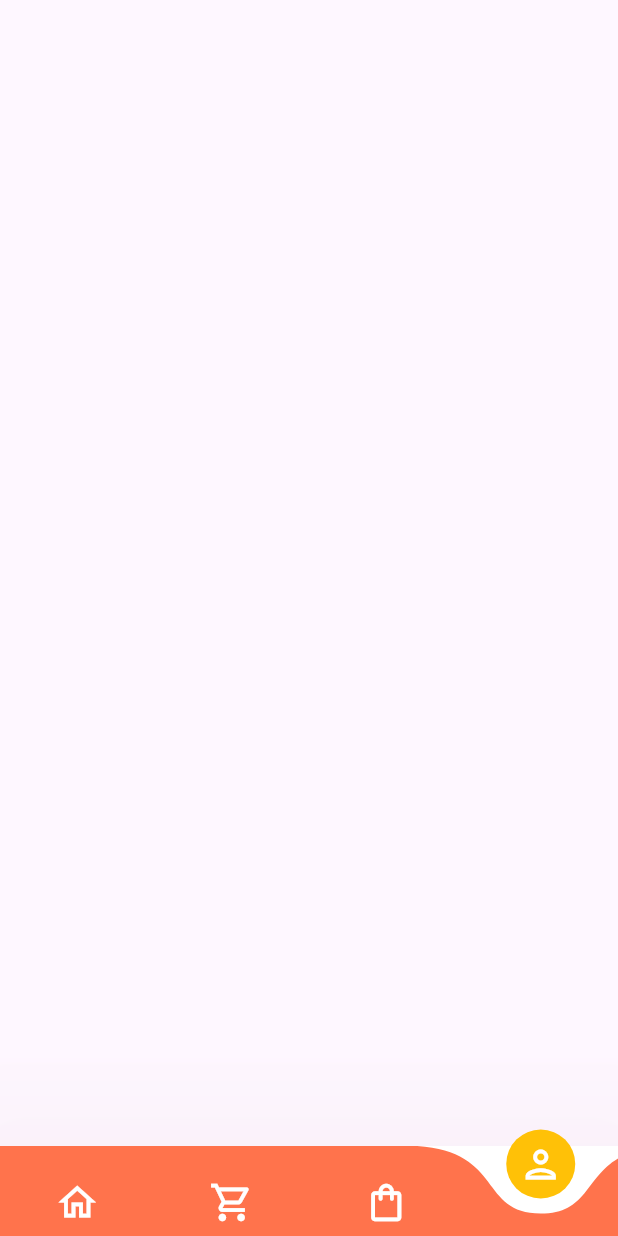
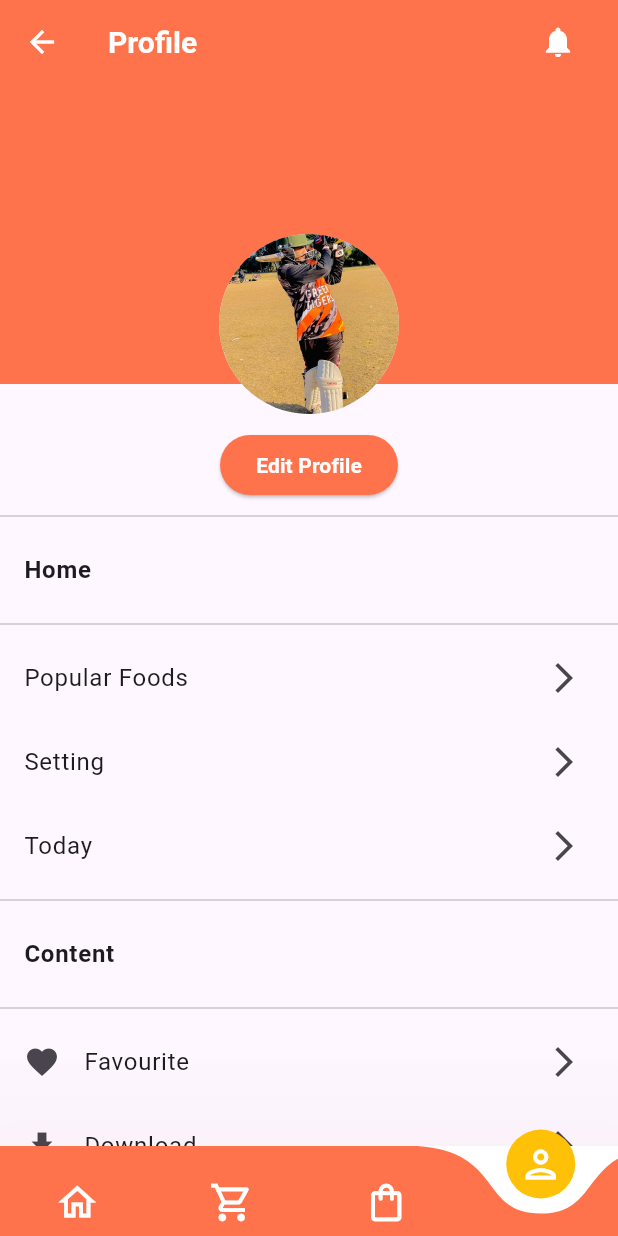
Before and after one commit to rashid111222/food_delivery, a Flutter app: the Bottomnav screen opened directly, item 4 of the bottom bar chosen, on a phone screen of 412 x 824 dp. Run offline on Flutter 3.47's test engine with Material 3 defaults, Android fonts, the phone set to English and light mode, and no system bars; drawn by our look-alikes of curved_navigation_bar.

Commit message:
work on profile screen

```diff
--- a/food_delivery_app/lib/Screens/bottomNav.dart
+++ b/food_delivery_app/lib/Screens/bottomNav.dart
@@ -25,7 +25,7 @@ class _BottomnavState extends State<Bottomnav> {
       const HomeScreen(),
       const cartScreen(),
       const bookingScreen(),
-      const ProfileScreen(),
+      ProfileScreen(),
     ];
     currentScreen = screens[0]; // Set the default screen
   }
--- a/food_delivery_app/lib/Screens/profile.dart
+++ b/food_delivery_app/lib/Screens/profile.dart
@@ -1,14 +1,187 @@
+// ignore_for_file: prefer_const_constructors, prefer_const_literals_to_create_immutables, sort_child_properties_last
+
 import 'package:flutter/material.dart';
-class ProfileScreen extends StatefulWidget {
-  const ProfileScreen({super.key});
 
-  @override
-  State<ProfileScreen> createState() => _ProfileScreenState();
-}
-
-class _ProfileScreenState extends State<ProfileScreen> {
+class ProfileScreen extends StatelessWidget {
   @override
   Widget build(BuildContext context) {
-    return Container();
+    return Scaffold(
+      appBar: AppBar(
+        backgroundColor:Color(0xffff734c),
+        elevation: 0,
+        leading:IconButton(onPressed: (){},
+            icon: Icon(Icons.arrow_back,color: Colors.white,),
+            ),
+
+        title: Text(
+          "Profile",
+          style: TextStyle(
+            color: Colors.white,
+            fontSize: 20,
+            fontWeight: FontWeight.bold,
+          ),
+        ),
+          actions: [
+            IconButton(
+              onPressed: (){},
+              icon: Container(
+                margin: EdgeInsets.only(right: 20),
+                child: Icon(
+                  Icons.notifications, color: Colors.white,
+                  ),
+              ),
+              ),
+          ],
+        ),
+
+        body: SingleChildScrollView(
+          child: Column(
+            children: [
+              Stack(
+                clipBehavior: Clip.none,
+                children: [
+                  Container(
+                    height: 200,
+                    color: Color(0xffff734c),
+                  ),
+                  Positioned(
+                    top: 100,
+                    right: 0,
+                    left: 0,
+
+                    child:Column(
+                      children: [
+                        CircleAvatar(
+                          radius: 60,
+                          backgroundImage: AssetImage("images/ras.jpeg"),
+                        ),
+                        SizedBox(height: 10,),
+
+                        ElevatedButton(
+                          onPressed: (){},
+                          child: Text("Edit Profile",
+                            style: TextStyle(
+                            color: Colors.white,
+                            fontWeight: FontWeight.bold
+                            ),
+                          ),
+                          style: ElevatedButton.styleFrom(
+                            backgroundColor: Color(0xffff734c),
+                            foregroundColor: Colors.white,
+                          )
+                        ),
+                      ],
+                    ) ,
+                  ),
+
+
+                ],
+              ),
+              SizedBox(height: 80,),
+              Divider(),
+              ListTile(
+
+              title: Text("Home", style: TextStyle(fontWeight: FontWeight.bold),),
+            ),
+            Divider(),
+            Column(
+              children: [
+                ListTile(
+                  splashColor: Colors.amber,
+                  hoverColor:Color(0xffff734c),
+                  title: Text("Popular Foods"),
+                  trailing: Icon(Icons.arrow_forward_ios),
+                  onTap: () {},
+                ),
+                ListTile(
+                  splashColor: Colors.amber,
+                  hoverColor:Color(0xffff734c),
+                  title: Text("Setting"),
+                  trailing: Icon(Icons.arrow_forward_ios),
+                  onTap: () {},
+                ),
+                ListTile(
+                  focusColor: Colors.amber,
+                  splashColor: Colors.amber,
+                  hoverColor:Color(0xffff734c),
+                  title: Text("Today"),
+                  trailing: Icon(Icons.arrow_forward_ios),
+                  onTap: () {},
+                ),
+              ],
+            ),
+
+            Divider(),
+            ListTile(
+              title: Text("Content",style: TextStyle(fontWeight: FontWeight.bold),),
+            ),
+            Divider(),
+            Column(
+              children: [
+                ListTile(
+                  splashColor: Colors.amber,
+                  hoverColor:Color(0xffff734c),
+                  leading: Icon(Icons.favorite),
+                  title: Text("Favourite"),
+                  trailing: Icon(Icons.arrow_forward_ios),
+                  onTap: () {},
+                ),
+                ListTile(
+                  splashColor: Colors.amber,
+                  hoverColor:Color(0xffff734c),
+                  leading: Icon(Icons.download),
+                  title: Text("Download"),
+                  trailing: Icon(Icons.arrow_forward_ios),
+                  onTap: () {},
+                ),
+              ],
+            ),
+
+            // Preferences Section
+            Divider(),
+            ListTile(
+              title: Text("Preferences", style:  TextStyle(fontWeight: FontWeight.bold),),
+            ),
+            Divider(),
+            Column(
+              children: [
+                ListTile(
+                  splashColor: Colors.amber,
+                  hoverColor:Color(0xffff734c),
+                  leading: Icon(Icons.language),
+                  title: Text("Language"),
+                  trailing: Icon(Icons.arrow_forward_ios),
+                  onTap: () {},
+                ),
+                SwitchListTile(
+                  inactiveThumbColor: Colors.pink,
+                  inactiveTrackColor: Colors.white,
+                  activeColor: Colors.amber,
+                  activeTrackColor: Colors.teal,
+                  // splashColor: Colors.amber,
+                  hoverColor:Color(0xffff734c),
+                  title: Text("Darkmode"),
+                  value: true,
+                  onChanged: (value) {},
+                ),
+                SwitchListTile(
+                  inactiveThumbColor: Colors.pink,
+                  inactiveTrackColor: Colors.white,
+                  activeColor: Colors.amber,
+                  activeTrackColor: Colors.teal,
+                  // splashColor: Colors.amber,
+                  hoverColor:Color(0xffff734c),
+                  title: Text("Only Download via Wifi"),
+                  value: false,
+                  onChanged: (value) {},
+                ),
+                Divider(),
+              ],
+            ),
+            ],
+          ),
+        ),
+
+    );
   }
 }
--- a/food_delivery_app/lib/main.dart
+++ b/food_delivery_app/lib/main.dart
@@ -1,8 +1,11 @@
+// ignore_for_file: unnecessary_const
+
 import 'package:flutter/material.dart';
 import 'package:food_delivery_app/Screens/bottomNav.dart';
 import 'package:food_delivery_app/Screens/food_detailed_screen.dart';
 import 'package:food_delivery_app/Screens/homescreen.dart';
 import 'package:food_delivery_app/Screens/onboardingscreen.dart';
+import 'package:food_delivery_app/Screens/profile.dart';
 // import 'package:food_delivery_app/Screens/signupscreen.dart';
 
 void main() {
@@ -14,11 +17,11 @@ class MyApp extends StatelessWidget {
 
   @override
   Widget build(BuildContext context) {
-    return const MaterialApp(
+    return MaterialApp(
       debugShowCheckedModeBanner: false,
-     home: const OnboardingScreen(),
-      // home:  HomeScreen(),
-    //  home: const Bottomnav(),
+    //  home: const OnboardingScreen(),
+      //  home:  HomeScreen(),
+     home:  ProfileScreen (),
     //  home: FoodDetailedScreen(),
     );
   }
--- a/food_delivery_app/pubspec.yaml
+++ b/food_delivery_app/pubspec.yaml
@@ -47,7 +47,7 @@ dev_dependencies:
   # rules and activating additional ones.
   flutter_lints: ^4.0.0
   curved_navigation_bar: ^1.0.6 #latest version
-  flutter_gif_view: ^3.0.0 # Add this package
+  # flutter_gif_view: ^3.0.0 # Add this package
 
 # For information on the generic Dart part of this file, see the
 # following page: https://dart.dev/tools/pub/pubspec
```
